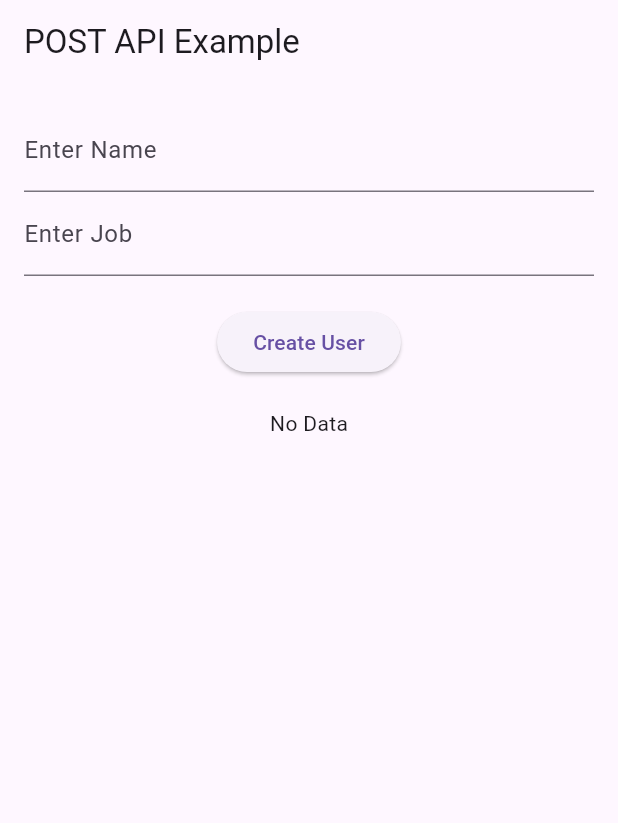
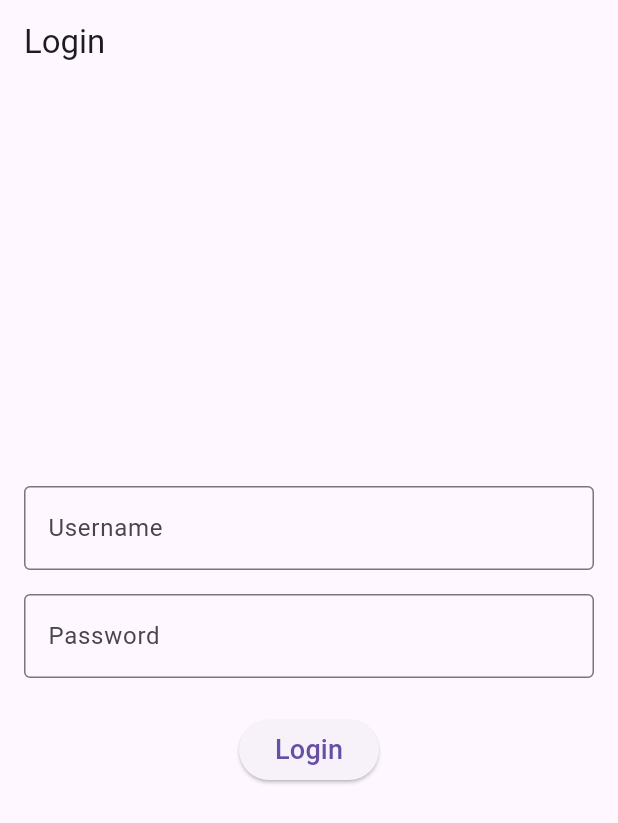
Before and after one commit to Hiralsarvaiya37/just_watch_rating, a Flutter app: the screen it shows after launch, on a phone screen of 412 x 824 dp. Shown: the top 823 px of the screen. Run offline on Flutter 3.47's test engine with Material 3 defaults, Android fonts, the phone set to English and light mode, and no system bars; our stand-ins replace connectivity_plus, get; accounts and stored records are empty.

Commit message:
Implemented and tested multiple REST POST APIs with JSON serialization, response handling, and UI state updates using GetX

```diff
--- a/lib/features/api_post/job_details/controller/job_details_controller.dart
+++ b/lib/features/api_post/job_details/controller/job_details_controller.dart
@@ -13,7 +13,6 @@ class JobDetailsController extends GetxController {
 
       final data = await JobDetailsRepository().createUser(model);
 
-      print("API Response: ${data.toJson()}");
       userData.value = data;
     } catch (e) {
       Get.snackbar("Error", e.toString(), snackPosition: SnackPosition.BOTTOM);
--- /dev/null
+++ b/lib/features/api_post/login/controller/login_controller.dart
@@ -0,0 +1,42 @@
+import 'package:flutter/material.dart';
+import 'package:get/get.dart';
+import '../model/login_model.dart';
+import '../repository/login_repository.dart';
+
+class LoginController extends GetxController {
+  final LoginRepository repository = LoginRepository();
+
+  var isLoading = false.obs;
+  var userData = Rxn<LoginModel>();
+
+  Future<void> login(String username, String password) async {
+    try {
+      if (username.trim().isEmpty || password.trim().isEmpty) {
+        Get.snackbar("Error", "Valid username & Password",snackPosition: SnackPosition.BOTTOM);
+        return;
+      }
+
+      isLoading.value = true;
+
+      final data = await repository.loginUser(username, password);
+
+      userData.value = LoginModel.fromJson(data);
+
+      Get.snackbar(
+        "Success",
+        "Welcome ${userData.value?.firstName ?? ''}",
+        snackPosition: SnackPosition.BOTTOM,
+      );
+    } catch (e) {
+      Get.snackbar(
+        "Error",
+        e.toString().replaceAll('Exception: ', ''),
+        snackPosition: SnackPosition.BOTTOM,
+        backgroundColor: Colors.red,
+        colorText: Colors.white,
+      );
+    } finally {
+      isLoading.value = false;
+    }
+  }
+}
--- /dev/null
+++ b/lib/features/api_post/login/model/login_model.dart
@@ -0,0 +1,32 @@
+class LoginModel {
+  int? id;
+  String? username;
+  String? email;
+  String? firstName;
+  String? lastName;
+  String? gender;
+  String? image;
+  String? accessToken;
+
+  LoginModel({
+    this.id,
+    this.username,
+    this.email,
+    this.firstName,
+    this.lastName,
+    this.gender,
+    this.image,
+    this.accessToken,
+  });
+
+  LoginModel.fromJson(Map<String, dynamic> json) {
+    id = json['id'];
+    username = json['username'];
+    email = json['email'];
+    firstName = json['firstName'];
+    lastName = json['lastName'];
+    gender = json['gender'];
+    image = json['image'];
+    accessToken = json['accessToken'];
+  }
+}
--- /dev/null
+++ b/lib/features/api_post/login/repository/login_repository.dart
@@ -0,0 +1,36 @@
+import 'dart:convert';
+
+import 'package:http/http.dart' as http;
+
+class LoginRepository {
+  Future<Map<String, dynamic>> loginUser(
+    String username,
+    String password,
+  ) async {
+    final url = Uri.parse('https://dummyjson.com/auth/login');
+
+    final response = await http.post(
+      url,
+      headers: {'Content-Type': 'application/json'},
+      body: jsonEncode({
+        'username': username.trim(),
+        'password': password.trim(),
+      }),
+    );
+
+    if (response.statusCode == 200) {
+      return jsonDecode(response.body);
+    } else {
+      try {
+        final errorData = jsonDecode(response.body);
+        throw Exception(
+          errorData['message'] ?? 'Login failed (code: ${response.statusCode})',
+        );
+      } catch (e) {
+        throw Exception(
+          'Invalid response or network issue: ${response.statusCode}',
+        );
+      }
+    }
+  }
+}
--- /dev/null
+++ b/lib/features/api_post/login/view/login_screen.dart
@@ -0,0 +1,99 @@
+import 'package:flutter/material.dart';
+import 'package:get/get.dart';
+import '../controller/login_controller.dart';
+
+class LoginScreen extends StatelessWidget {
+  LoginScreen({super.key});
+
+  final LoginController controller = Get.put(LoginController());
+
+  final TextEditingController usernameController = TextEditingController();
+  final TextEditingController passwordController = TextEditingController();
+
+  @override
+  Widget build(BuildContext context) {
+    return Scaffold(
+      appBar: AppBar(title: Text("Login")),
+      body: Padding(
+        padding: EdgeInsets.all(16.0),
+        child: Obx(() {
+          return Column(
+            mainAxisAlignment: MainAxisAlignment.center,
+            children: [
+              TextField(
+                controller: usernameController,
+                decoration: InputDecoration(
+                  labelText: "Username",
+                  border: OutlineInputBorder(),
+                ),
+              ),
+              SizedBox(height: 16),
+              TextField(
+                controller: passwordController,
+                decoration: InputDecoration(
+                  labelText: "Password",
+                  border: OutlineInputBorder(),
+
+                ),
+                obscureText: true,
+              ),
+              SizedBox(height: 24),
+
+              controller.isLoading.value
+                  ? CircularProgressIndicator()
+                  : ElevatedButton(
+                      onPressed: () {
+                        controller.login(
+                          usernameController.text,
+                          passwordController.text,
+                        );
+                      },
+                      child: Text("Login", style: TextStyle(fontSize: 18)),
+                    ),
+
+              SizedBox(height: 32),
+
+              if (controller.userData.value != null)
+                Card(
+                  color: Colors.grey.shade300,
+                  elevation: 4,
+                  child: Padding(
+                    padding: EdgeInsets.all(16.0),
+                    child: Column(
+                      crossAxisAlignment: CrossAxisAlignment.start,
+                      children: [
+                        Text(
+                          "Welcome, ${controller.userData.value!.firstName ?? ''} ${controller.userData.value!.lastName ?? ''}",
+                          style: TextStyle(
+                            fontSize: 20,
+                            fontWeight: FontWeight.bold,
+                          ),
+                        ),
+                        SizedBox(height: 8),
+                        Text(
+                          "Email: ${controller.userData.value!.email ?? 'N/A'}",
+                          style: TextStyle(
+                            fontSize: 15,
+                            color: Colors.grey.shade900,
+                            fontWeight: FontWeight.w500,
+                          ),
+                        ),
+                        SizedBox(height: 8),
+                        Text(
+                          "Access Token: ${controller.userData.value!.accessToken?.substring(0, 20) ?? 'N/A'}...",
+                          style: TextStyle(
+                            fontSize: 13,
+                            color: Colors.grey.shade800,
+                          ),
+                        ),
+                      ],
+                    ),
+                  ),
+                ),
+            ],
+          );
+        }),
+      ),
+    );
+  }
+}
--- a/lib/main.dart
+++ b/lib/main.dart
@@ -1,6 +1,6 @@
 import 'package:flutter/material.dart';
 import 'package:get/get_navigation/get_navigation.dart';
-import 'package:just_watch_rating/features/api_post/job_details/view/job_details_screen.dart';
+import 'package:just_watch_rating/features/api_post/login/view/login_screen.dart';
 
 void main() {
   runApp(const MyApp());
@@ -13,7 +13,7 @@ class MyApp extends StatelessWidget {
     return GetMaterialApp(
       title: 'Salary Checker',
       debugShowCheckedModeBanner: false,
-      home: JobDetailsScreen(),
+      home: LoginScreen(),
     );
   }
 }
```
Also changed, not shown: lib/features/api_post/cart/controller/cart_controller.dart (added, +37 -0 lines), lib/features/api_post/cart/model/cart_model.dart (added, +80 -0 lines), lib/features/api_post/cart/repository/cart_repository.dart (added, +18 -0 lines), lib/features/api_post/cart/view/cart_screen.dart (added, +69 -0 lines), lib/features/api_post/job_details/repository/job_details_repository.dart (+7 -3 lines), lib/features/api_post/job_details/view/job_details_screen.dart (+7 -1 lines), lib/features/api_post/product/controller/product_controller.dart (added, +39 -0 lines), lib/features/api_post/product/model/product_model.dart (added, +38 -0 lines), lib/features/api_post/product/repository/product_repository.dart (added, +20 -0 lines), lib/features/api_post/product/view/product_screen.dart (added, +97 -0 lines).
